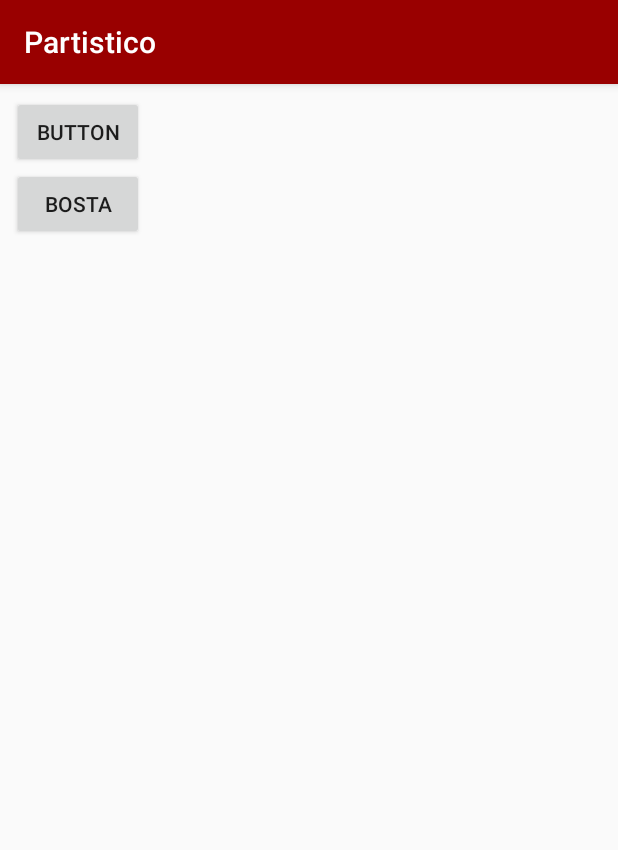
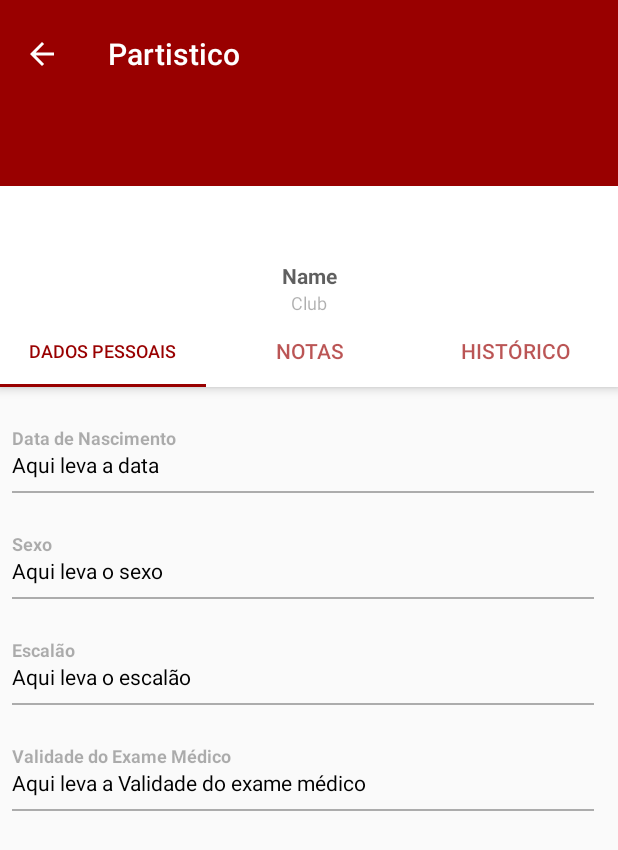
Before and after one commit to Mottaaaa/Partistico, an Android app: the screen it shows after launch (MainActivity before the commit, AthleteProfileActivity after it), on a phone screen of 412 x 824 dp. Shown: the top 850 px of the screen. Run offline under Robolectric (Android 15) with nearby library versions, the phone set to English and light mode, and no system bars.

Commit message:
AthleteProfileActivity mais as tabs funcionais :D

```diff
--- a/app/build.gradle
+++ b/app/build.gradle
@@ -23,6 +23,7 @@ dependencies {
     implementation 'com.android.support:appcompat-v7:28.0.0'
     implementation 'com.android.support.constraint:constraint-layout:1.1.3'
     implementation 'com.android.support:design:28.0.0'
+    implementation 'com.android.support:support-v4:28.0.0'
     testImplementation 'junit:junit:4.12'
     androidTestImplementation 'com.android.support.test:runner:1.0.2'
     androidTestImplementation 'com.android.support.test.espresso:espresso-core:3.0.2'
--- a/app/src/main/java/mlcl/partistico/AthleteProfileActivity.java
+++ b/app/src/main/java/mlcl/partistico/AthleteProfileActivity.java
@@ -1,8 +1,6 @@
 package mlcl.partistico;
 
 import android.support.design.widget.TabLayout;
-import android.support.design.widget.FloatingActionButton;
-import android.support.design.widget.Snackbar;
 import android.support.v7.app.AppCompatActivity;
 import android.support.v7.widget.Toolbar;
 
@@ -11,12 +9,12 @@ import android.support.v4.app.FragmentManager;
 import android.support.v4.app.FragmentPagerAdapter;
 import android.support.v4.view.ViewPager;
 import android.os.Bundle;
+import android.text.method.ScrollingMovementMethod;
 import android.view.LayoutInflater;
 import android.view.Menu;
 import android.view.MenuItem;
 import android.view.View;
 import android.view.ViewGroup;
-
 import android.widget.TextView;
 
 public class AthleteProfileActivity extends AppCompatActivity {
@@ -57,24 +55,18 @@ public class AthleteProfileActivity extends AppCompatActivity {
         mViewPager.addOnPageChangeListener(new TabLayout.TabLayoutOnPageChangeListener(tabLayout));
         tabLayout.addOnTabSelectedListener(new TabLayout.ViewPagerOnTabSelectedListener(mViewPager));
 
-        FloatingActionButton fab = (FloatingActionButton) findViewById(R.id.fab);
-        fab.setOnClickListener(new View.OnClickListener() {
-            @Override
-            public void onClick(View view) {
-                Snackbar.make(view, "Replace with your own action", Snackbar.LENGTH_LONG)
-                        .setAction("Action", null).show();
-            }
-        });
+
+
 
     }
 
 
-    @Override
+    /*@Override
     public boolean onCreateOptionsMenu(Menu menu) {
         // Inflate the menu; this adds items to the action bar if it is present.
         getMenuInflater().inflate(R.menu.menu_athlete_profile, menu);
         return true;
-    }
+    }*/
 
     @Override
     public boolean onOptionsItemSelected(MenuItem item) {
@@ -119,9 +111,9 @@ public class AthleteProfileActivity extends AppCompatActivity {
         @Override
         public View onCreateView(LayoutInflater inflater, ViewGroup container,
                                  Bundle savedInstanceState) {
-            View rootView = inflater.inflate(R.layout.fragment_athlete_profile, container, false);
-            TextView textView = (TextView) rootView.findViewById(R.id.section_label);
-            textView.setText(getString(R.string.section_format, getArguments().getInt(ARG_SECTION_NUMBER)));
+            View rootView = inflater.inflate(R.layout.fragment_athlete_profile_personal_data, container, false);
+            /*TextView textView = (TextView) rootView.findViewById(R.id.section_label);
+            textView.setText(getString(R.string.section_format, getArguments().getInt(ARG_SECTION_NUMBER)));*/
             return rootView;
         }
     }
@@ -140,7 +132,22 @@ public class AthleteProfileActivity extends AppCompatActivity {
         public Fragment getItem(int position) {
             // getItem is called to instantiate the fragment for the given page.
             // Return a PlaceholderFragment (defined as a static inner class below).
-            return PlaceholderFragment.newInstance(position + 1);
+            //return PlaceholderFragment.newInstance(position + 1);
+
+            Fragment fragment = null;
+
+            switch (position){
+                case 0:
+                    fragment = new AthleteProfilePersonalDataFragment();
+                    break;
+                case 1:
+                    fragment = new AthleteProfileNotesFragment();
+                    break;
+                case 2:
+                    fragment = new AthleteProfileHistoryFragment();
+            }
+
+            return fragment;
         }
 
         @Override
--- /dev/null
+++ b/app/src/main/java/mlcl/partistico/AthleteProfileNotesFragment.java
@@ -0,0 +1,32 @@
+package mlcl.partistico;
+
+
+import android.os.Bundle;
+import android.support.v4.app.Fragment;
+import android.text.method.ScrollingMovementMethod;
+import android.view.LayoutInflater;
+import android.view.View;
+import android.view.ViewGroup;
+import android.widget.TextView;
+
+
+/**
+ * A simple {@link Fragment} subclass.
+ */
+public class AthleteProfileNotesFragment extends Fragment {
+
+
+    public AthleteProfileNotesFragment() {
+        // Required empty public constructor
+    }
+
+
+    @Override
+    public View onCreateView(LayoutInflater inflater, ViewGroup container,
+                             Bundle savedInstanceState) {
+        // Inflate the layout for this fragment
+
+        return inflater.inflate(R.layout.fragment_athlete_profile_notes, container, false);
+    }
+
+}
--- /dev/null
+++ b/app/src/main/java/mlcl/partistico/AthleteProfilePersonalDataFragment.java
@@ -0,0 +1,29 @@
+package mlcl.partistico;
+
+
+import android.os.Bundle;
+import android.support.v4.app.Fragment;
+import android.view.LayoutInflater;
+import android.view.View;
+import android.view.ViewGroup;
+
+
+/**
+ * A simple {@link Fragment} subclass.
+ */
+public class AthleteProfilePersonalDataFragment extends Fragment {
+
+
+    public AthleteProfilePersonalDataFragment() {
+        // Required empty public constructor
+    }
+
+
+    @Override
+    public View onCreateView(LayoutInflater inflater, ViewGroup container,
+                             Bundle savedInstanceState) {
+        // Inflate the layout for this fragment
+        return inflater.inflate(R.layout.fragment_athlete_profile_personal_data, container, false);
+    }
+
+}
--- /dev/null
+++ b/app/src/main/res/drawable/ic_edit_black_24dp.xml
@@ -0,0 +1,5 @@
+<vector android:height="40dp" android:tint="#FFFFFF"
+    android:viewportHeight="24.0" android:viewportWidth="24.0"
+    android:width="40dp" xmlns:android="http://schemas.android.com/apk/res/android">
+    <path android:fillColor="#FF000000" android:pathData="M3,17.25V21h3.75L17.81,9.94l-3.75,-3.75L3,17.25zM20.71,7.04c0.39,-0.39 0.39,-1.02 0,-1.41l-2.34,-2.34c-0.39,-0.39 -1.02,-0.39 -1.41,0l-1.83,1.83 3.75,3.75 1.83,-1.83z"/>
+</vector>
--- a/app/src/main/res/layout/activity_athlete_profile.xml
+++ b/app/src/main/res/layout/activity_athlete_profile.xml
@@ -21,18 +21,55 @@
             android:layout_height="?attr/actionBarSize"
             android:layout_weight="1"
             android:background="?attr/colorPrimary"
-            app:layout_scrollFlags="scroll|enterAlways"
+            app:layout_scrollFlags="enterAlways"
             app:popupTheme="@style/AppTheme.PopupOverlay"
             app:title="@string/app_name">
 
         </android.support.v7.widget.Toolbar>
 
 
-        <ImageView
-            android:id="@+id/imageView"
+        <LinearLayout
             android:layout_width="match_parent"
-            android:layout_height="100dp"
-            android:background="?attr/colorPrimary" />
+            android:layout_height="match_parent"
+            android:layout_weight="1"
+            android:orientation="vertical">
+
+            <ImageView
+                android:id="@+id/imageView"
+                android:layout_width="match_parent"
+                android:layout_height="60dp"
+                android:background="?attr/colorPrimary" />
+
+            <LinearLayout
+                android:layout_width="match_parent"
+                android:layout_height="match_parent"
+                android:background="@android:color/background_light"
+                android:orientation="vertical">
+
+                <Space
+                    android:layout_width="match_parent"
+                    android:layout_height="50dp" />
+
+                <TextView
+                    android:id="@+id/lbl_name"
+                    android:layout_width="match_parent"
+                    android:layout_height="wrap_content"
+                    android:text="Name"
+                    android:textAlignment="center"
+                    android:textColor="@color/titleColor"
+                    android:textStyle="bold" />
+
+                <TextView
+                    android:id="@+id/lbl_club"
+                    android:layout_width="match_parent"
+                    android:layout_height="wrap_content"
+                    android:text="Club"
+                    android:textAlignment="center"
+                    android:textColor="@color/labelColor"
+                    android:textSize="12sp" />
+            </LinearLayout>
+
+        </LinearLayout>
 
         <android.support.design.widget.TabLayout
             android:id="@+id/tabs"
@@ -47,19 +84,19 @@
                 android:id="@+id/tabItem"
                 android:layout_width="wrap_content"
                 android:layout_height="wrap_content"
-                android:text="@string/tab_text_1" />
+                android:text="@string/profile_personal_data_tab" />
 
             <android.support.design.widget.TabItem
                 android:id="@+id/tabItem2"
                 android:layout_width="wrap_content"
                 android:layout_height="wrap_content"
-                android:text="@string/tab_text_2" />
+                android:text="@string/profile_notes_tab" />
 
             <android.support.design.widget.TabItem
                 android:id="@+id/tabItem3"
                 android:layout_width="wrap_content"
                 android:layout_height="wrap_content"
-                android:text="@string/tab_text_3" />
+                android:text="@string/profile_history_tab" />
 
         </android.support.design.widget.TabLayout>
 
--- /dev/null
+++ b/app/src/main/res/layout/fragment_athlete_profile_personal_data.xml
@@ -0,0 +1,155 @@
+<?xml version="1.0" encoding="utf-8"?>
+<android.support.constraint.ConstraintLayout xmlns:android="http://schemas.android.com/apk/res/android"
+    xmlns:app="http://schemas.android.com/apk/res-auto"
+    xmlns:tools="http://schemas.android.com/tools"
+    android:layout_width="match_parent"
+    android:layout_height="match_parent"
+    tools:context=".AthleteProfilePersonalDataFragment">
+
+    <LinearLayout
+        android:layout_width="match_parent"
+        android:layout_height="match_parent"
+        android:orientation="vertical"
+        android:padding="8dp"
+        tools:layout_editor_absoluteX="8dp"
+        tools:layout_editor_absoluteY="8dp">
+
+        <Space
+            android:layout_width="match_parent"
+            android:layout_height="17dp" />
+
+        <TextView
+            android:id="@+id/lbl_birtday_date"
+            android:layout_width="wrap_content"
+            android:layout_height="wrap_content"
+            android:text="@string/birthday_date"
+            android:textColor="@color/labelColor"
+            android:textSize="12sp"
+            android:textStyle="bold"
+            tools:layout_editor_absoluteX="16dp"
+            tools:layout_editor_absoluteY="15dp" />
+
+        <TextView
+            android:id="@+id/tv_birdthay_date"
+            android:layout_width="wrap_content"
+            android:layout_height="wrap_content"
+            android:text="Aqui leva a data"
+            android:textColor="@color/textColor"
+            android:textSize="14sp"
+            tools:layout_editor_absoluteX="17dp"
+            tools:layout_editor_absoluteY="43dp" />
+
+        <ImageView
+            android:id="@+id/bar1"
+            android:layout_width="match_parent"
+            android:layout_height="1dp"
+            android:layout_marginTop="8dp"
+            android:layout_marginEnd="8dp"
+            android:layout_marginBottom="8dp"
+            android:background="@color/labelColor" />
+
+        <Space
+            android:layout_width="match_parent"
+            android:layout_height="17dp" />
+
+        <TextView
+            android:id="@+id/lbl_gender"
+            android:layout_width="wrap_content"
+            android:layout_height="wrap_content"
+            android:text="@string/gender"
+            android:textColor="@color/labelColor"
+            android:textSize="12sp"
+            android:textStyle="bold"
+            tools:layout_editor_absoluteX="16dp"
+            tools:layout_editor_absoluteY="15dp" />
+
+        <TextView
+            android:id="@+id/tv_gender"
+            android:layout_width="wrap_content"
+            android:layout_height="wrap_content"
+            android:text="Aqui leva o sexo"
+            android:textColor="@color/textColor"
+            android:textSize="14sp"
+            tools:layout_editor_absoluteX="17dp"
+            tools:layout_editor_absoluteY="43dp" />
+
+        <ImageView
+            android:id="@+id/bar2"
+            android:layout_width="match_parent"
+            android:layout_height="1dp"
+            android:layout_marginTop="8dp"
+            android:layout_marginEnd="8dp"
+            android:layout_marginBottom="8dp"
+            android:background="@color/labelColor" />
+
+        <Space
+            android:layout_width="match_parent"
+            android:layout_height="17dp" />
+
+        <TextView
+            android:id="@+id/lbl_echelon"
+            android:layout_width="wrap_content"
+            android:layout_height="wrap_content"
+            android:text="@string/echelon"
+            android:textColor="@color/labelColor"
+            android:textSize="12sp"
+            android:textStyle="bold"
+            tools:layout_editor_absoluteX="16dp"
+            tools:layout_editor_absoluteY="15dp" />
+
+        <TextView
+            android:id="@+id/tv_echelon"
+            android:layout_width="wrap_content"
+            android:layout_height="wrap_content"
+            android:text="Aqui leva o escalão"
+            android:textColor="@color/textColor"
+            android:textSize="14sp"
+            tools:layout_editor_absoluteX="17dp"
+            tools:layout_editor_absoluteY="43dp" />
+
+        <ImageView
+            android:id="@+id/bar3"
+            android:layout_width="match_parent"
+            android:layout_height="1dp"
+            android:layout_marginTop="8dp"
+            android:layout_marginEnd="8dp"
+            android:layout_marginBottom="8dp"
+            android:background="@color/labelColor" />
+
+        <Space
+            android:layout_width="match_parent"
+            android:layout_height="17dp" />
+
+        <TextView
+            android:id="@+id/lbl_medical_expiration"
+            android:layout_width="wrap_content"
+            android:layout_height="wrap_content"
+            android:text="@string/medical_exam_validation_date"
+            android:textColor="@color/labelColor"
+            android:textSize="12sp"
+            android:textStyle="bold"
+            tools:layout_editor_absoluteX="16dp"
+            tools:layout_editor_absoluteY="15dp" />
+
+        <TextView
+            android:id="@+id/tv_medical_expiration"
+            android:layout_width="wrap_content"
+            android:layout_height="wrap_content"
+            android:text="Aqui leva a Validade do exame médico"
+            android:textColor="@color/textColor"
+            android:textSize="14sp"
+            tools:layout_editor_absoluteX="17dp"
+            tools:layout_editor_absoluteY="43dp" />
+
+        <ImageView
+            android:id="@+id/bar4"
+            android:layout_width="match_parent"
+            android:layout_height="1dp"
+            android:layout_marginTop="8dp"
+            android:layout_marginEnd="8dp"
+            android:layout_marginBottom="8dp"
+            android:background="@color/labelColor" />
+
+    </LinearLayout>
+
+</android.support.constraint.ConstraintLayout>
--- a/app/src/main/res/values/colors.xml
+++ b/app/src/main/res/values/colors.xml
@@ -3,4 +3,7 @@
     <color name="colorPrimary">#990000</color>
     <color name="colorPrimaryDark">#7c0000</color>
     <color name="colorAccent">#aa990000</color>
+    <color name="labelColor">#50000000</color>
+    <color name="textColor">#000000</color>
+    <color name="titleColor">#a0000000</color>
 </resources>
--- a/app/src/main/res/values/strings.xml
+++ b/app/src/main/res/values/strings.xml
@@ -1,10 +1,20 @@
 <resources>
     <string name="app_name">Partistico</string>
     <string name="athelete_list_activity">Atletas</string>
-    <string name="title_activity_athlete_profile">AthleteProfileActivity</string>
+    <string name="title_activity_athlete_profile">""</string>
     <string name="tab_text_1">Tab 1</string>
     <string name="tab_text_2">Tab 2</string>
     <string name="tab_text_3">Tab 3</string>
     <string name="action_settings">Settings</string>
     <string name="section_format">Hello World from section: %1$d</string>
+    <string name="profile_personal_data_tab">Dados Pessoais</string>
+    <string name="profile_notes_tab">Notas</string>
+    <string name="profile_history_tab">Histórico</string>
+    <string name="gender">Sexo</string>
+    <string name="echelon">Escalão</string>
+    <string name="birthday_date">Data de Nascimento</string>
+    <string name="medical_exam_validation_date">Validade do Exame Médico</string>
+
+    <!-- TODO: Remove or change this placeholder text -->
+    <string name="hello_blank_fragment">Hello blank fragment</string>
 </resources>
```
Also changed, not shown: app/src/main/AndroidManifest.xml (+9 -2 lines), app/src/main/java/mlcl/partistico/AthleteProfileHistoryFragment.java (added, +29 -0 lines), app/src/main/res/drawable/round_button.xml (added, +7 -0 lines), app/src/main/res/layout/fragment_athlete_profile.xml (deleted, +0 -23 lines), app/src/main/res/layout/fragment_athlete_profile_history.xml (added, +42 -0 lines), app/src/main/res/layout/fragment_athlete_profile_notes.xml (added, +55 -0 lines).
